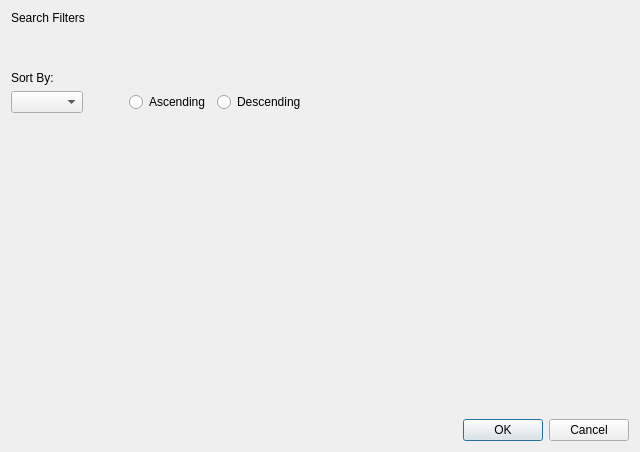
yunag/QLibraryManagementSystem, file src/forms/searchfilterdialog.ui: the form before one commit.
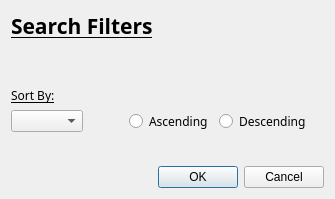
The form after the commit.

```diff
--- a/src/forms/searchfilterdialog.ui
+++ b/src/forms/searchfilterdialog.ui
@@ -6,8 +6,8 @@
    <rect>
     <x>0</x>
     <y>0</y>
-    <width>640</width>
-    <height>452</height>
+    <width>335</width>
+    <height>199</height>
    </rect>
   </property>
   <property name="windowTitle">
@@ -16,6 +16,14 @@
   <layout class="QVBoxLayout" name="verticalLayout">
    <item>
     <widget class="QLabel" name="searchFiltersLabel">
+     <property name="font">
+      <font>
+       <family>Montserrat</family>
+       <pointsize>16</pointsize>
+       <bold>true</bold>
+       <underline>true</underline>
+      </font>
+     </property>
      <property name="text">
       <string>Search Filters</string>
      </property>
@@ -39,6 +47,12 @@
    </item>
    <item>
     <widget class="QLabel" name="sortByLabel">
+     <property name="font">
+      <font>
+       <family>Montserrat</family>
+       <underline>true</underline>
+      </font>
+     </property>
      <property name="text">
       <string>Sort By:</string>
      </property>
@@ -80,6 +94,11 @@
          <verstretch>0</verstretch>
         </sizepolicy>
        </property>
+       <property name="font">
+        <font>
+         <family>Montserrat</family>
+        </font>
+       </property>
        <property name="text">
         <string>Ascending</string>
        </property>
@@ -93,6 +112,11 @@
          <verstretch>0</verstretch>
         </sizepolicy>
        </property>
+       <property name="font">
+        <font>
+         <family>Montserrat</family>
+        </font>
+       </property>
        <property name="text">
         <string>Descending</string>
        </property>
```
